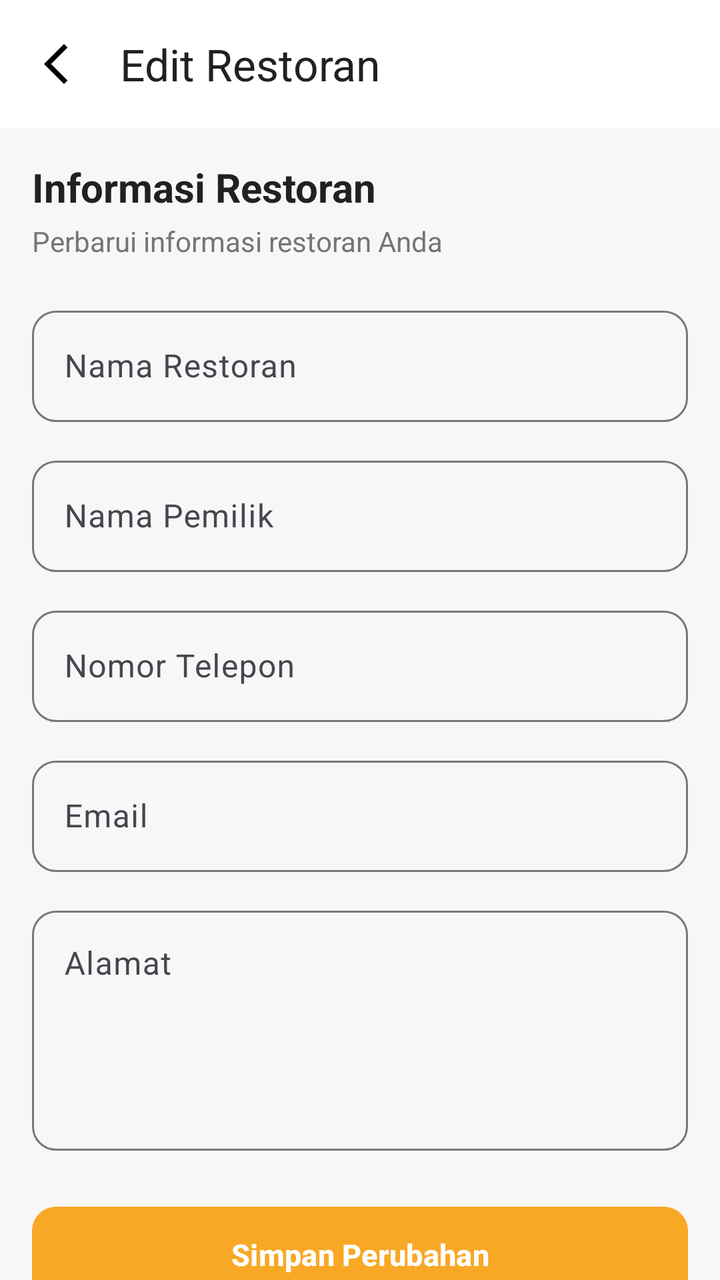
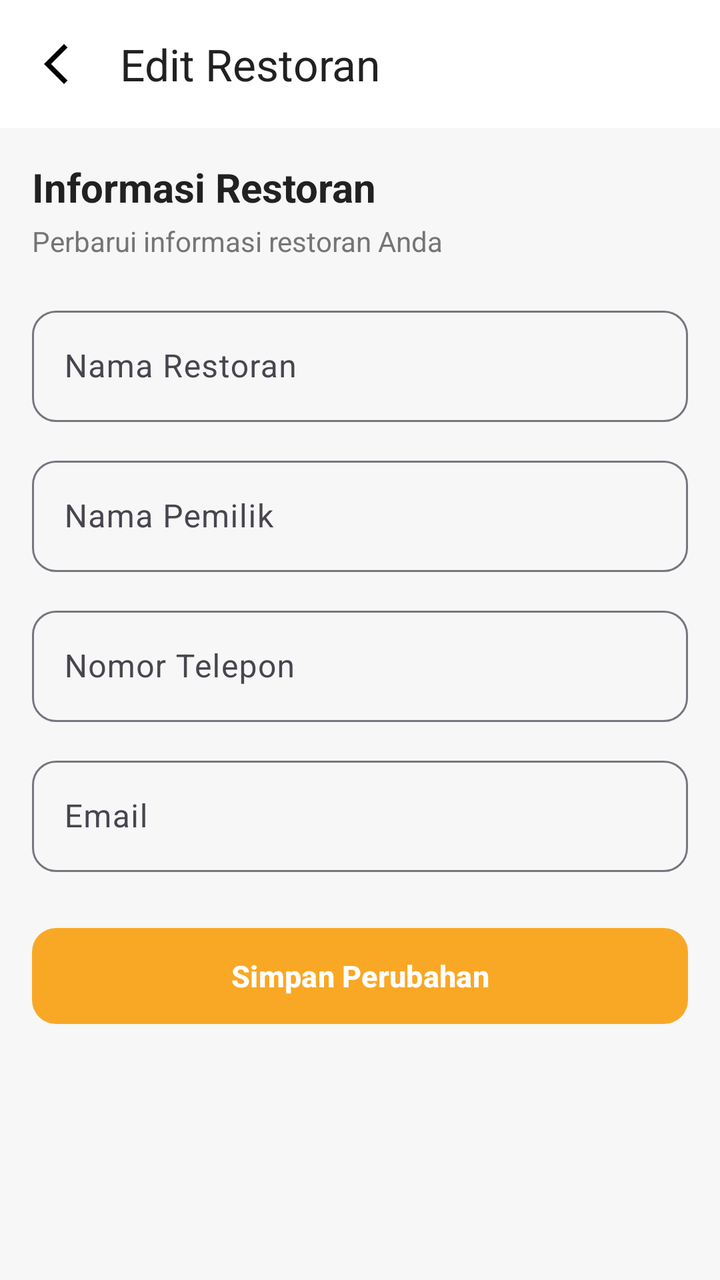

Compare the two renders of this Android layout. The source of the first and the diff that turns it into the second are given below.
<!-- AndroidManifest.xml: application theme Theme.KasirAPP -->
<!-- res/layout/activity_edit_restaurant.xml -->
<?xml version="1.0" encoding="utf-8"?>
<androidx.constraintlayout.widget.ConstraintLayout
    xmlns:android="http://schemas.android.com/apk/res/android"
    xmlns:app="http://schemas.android.com/apk/res-auto"
    android:layout_width="match_parent"
    android:layout_height="match_parent"
    android:background="#F7F7F7">

    <com.google.android.material.appbar.MaterialToolbar
        android:id="@+id/toolbar"
        android:layout_width="0dp"
        android:layout_height="?attr/actionBarSize"
        android:background="@android:color/white"
        android:elevation="2dp"
        app:title="Edit Restoran"
        app:titleTextColor="#212121"
        app:navigationIcon="@drawable/ic_arrow_back"
        app:layout_constraintTop_toTopOf="parent"
        app:layout_constraintStart_toStartOf="parent"
        app:layout_constraintEnd_toEndOf="parent" />


    <androidx.core.widget.NestedScrollView
        android:layout_width="0dp"
        android:layout_height="0dp"
        android:fillViewport="true"
        app:layout_constraintTop_toBottomOf="@id/toolbar"
        app:layout_constraintBottom_toBottomOf="parent"
        app:layout_constraintStart_toStartOf="parent"
        app:layout_constraintEnd_toEndOf="parent">

        <LinearLayout
            android:layout_width="match_parent"
            android:layout_height="wrap_content"
            android:orientation="vertical"
            android:padding="16dp">


            

            <TextView
                android:layout_width="wrap_content"
                android:layout_height="wrap_content"
                android:text="Informasi Restoran"
                android:textColor="#212121"
                android:textSize="20sp"
                android:textStyle="bold" />

            <TextView
                android:layout_width="wrap_content"
                android:layout_height="wrap_content"
                android:layout_marginTop="4dp"
                android:layout_marginBottom="20dp"
                android:text="Perbarui informasi restoran Anda"
                android:textColor="#757575"
                android:textSize="14sp" />


            

            <com.google.android.material.textfield.TextInputLayout
                android:layout_width="match_parent"
                android:layout_height="wrap_content"
                android:hint="Nama Restoran"
                app:boxBackgroundMode="outline"
                app:boxCornerRadiusTopStart="12dp"
                app:boxCornerRadiusTopEnd="12dp"
                app:boxCornerRadiusBottomStart="12dp"
                app:boxCornerRadiusBottomEnd="12dp">

                <com.google.android.material.textfield.TextInputEditText
                    android:id="@+id/edtNamaRestoran"
                    android:layout_width="match_parent"
                    android:layout_height="wrap_content"
                    android:inputType="textCapWords"
                    android:maxLines="1" />

            </com.google.android.material.textfield.TextInputLayout>


            

            <com.google.android.material.textfield.TextInputLayout
                android:layout_width="match_parent"
                android:layout_height="wrap_content"
                android:layout_marginTop="14dp"
                android:hint="Nama Pemilik"
                app:boxBackgroundMode="outline"
                app:boxCornerRadiusTopStart="12dp"
                app:boxCornerRadiusTopEnd="12dp"
                app:boxCornerRadiusBottomStart="12dp"
                app:boxCornerRadiusBottomEnd="12dp">

                <com.google.android.material.textfield.TextInputEditText
                    android:id="@+id/edtPemilik"
                    android:layout_width="match_parent"
                    android:layout_height="wrap_content"
                    android:inputType="textCapWords"
                    android:maxLines="1" />

            </com.google.android.material.textfield.TextInputLayout>


            

            <com.google.android.material.textfield.TextInputLayout
                android:layout_width="match_parent"
                android:layout_height="wrap_content"
                android:layout_marginTop="14dp"
                android:hint="Nomor Telepon"
                app:boxBackgroundMode="outline"
                app:boxCornerRadiusTopStart="12dp"
                app:boxCornerRadiusTopEnd="12dp"
                app:boxCornerRadiusBottomStart="12dp"
                app:boxCornerRadiusBottomEnd="12dp">

                <com.google.android.material.textfield.TextInputEditText
                    android:id="@+id/edtTelepon"
                    android:layout_width="match_parent"
                    android:layout_height="wrap_content"
                    android:inputType="phone"
                    android:maxLines="1" />

            </com.google.android.material.textfield.TextInputLayout>


            

            <com.google.android.material.textfield.TextInputLayout
                android:layout_width="match_parent"
                android:layout_height="wrap_content"
                android:layout_marginTop="14dp"
                android:hint="Email"
                app:boxBackgroundMode="outline"
                app:boxCornerRadiusTopStart="12dp"
                app:boxCornerRadiusTopEnd="12dp"
                app:boxCornerRadiusBottomStart="12dp"
                app:boxCornerRadiusBottomEnd="12dp">

                <com.google.android.material.textfield.TextInputEditText
                    android:id="@+id/edtEmail"
                    android:layout_width="match_parent"
                    android:layout_height="wrap_content"
                    android:inputType="textEmailAddress"
                    android:maxLines="1" />

            </com.google.android.material.textfield.TextInputLayout>


            

            <com.google.android.material.textfield.TextInputLayout
                android:layout_width="match_parent"
                android:layout_height="wrap_content"
                android:layout_marginTop="14dp"
                android:hint="Alamat"
                app:boxBackgroundMode="outline"
                app:boxCornerRadiusTopStart="12dp"
                app:boxCornerRadiusTopEnd="12dp"
                app:boxCornerRadiusBottomStart="12dp"
                app:boxCornerRadiusBottomEnd="12dp">

                <com.google.android.material.textfield.TextInputEditText
                    android:id="@+id/edtAlamat"
                    android:layout_width="match_parent"
                    android:layout_height="120dp"
                    android:gravity="top"
                    android:inputType="textCapSentences|textMultiLine" />

            </com.google.android.material.textfield.TextInputLayout>


            

            <com.google.android.material.button.MaterialButton
                android:id="@+id/btnSimpan"
                android:layout_width="match_parent"
                android:layout_height="56dp"
                android:layout_marginTop="24dp"
                android:layout_marginBottom="24dp"
                android:text="Simpan Perubahan"
                android:textSize="15sp"
                android:textStyle="bold"
                app:backgroundTint="#F9A825"
                app:cornerRadius="12dp" />

        </LinearLayout>

    </androidx.core.widget.NestedScrollView>

</androidx.constraintlayout.widget.ConstraintLayout>
<!-- resources referenced by this layout -->
<resources>
  <!-- drawable ic_arrow_back (drawable) -->
  <vector xmlns:android="http://schemas.android.com/apk/res/android" android:autoMirrored="true" android:height="24dp" android:tint="#000000" android:viewportHeight="960" android:viewportWidth="960" android:width="24dp">
        
      <path android:fillColor="@android:color/white" android:pathData="M640,880L240,480L640,80L711,151L382,480L711,809L640,880Z"/>
      
  </vector>
  <style name="Theme.KasirAPP" parent="Base.Theme.KasirAPP" />
  <style name="Base.Theme.KasirAPP" parent="Theme.Material3.DayNight.NoActionBar">
          
          
      </style>
</resources>

<!-- the commit's change to res/layout/activity_edit_restaurant.xml (unified diff, before → after) -->
@@ -146,30 +146,6 @@
 
             </com.google.android.material.textfield.TextInputLayout>
 
-
-            
-
-            <com.google.android.material.textfield.TextInputLayout
-                android:layout_width="match_parent"
-                android:layout_height="wrap_content"
-                android:layout_marginTop="14dp"
-                android:hint="Alamat"
-                app:boxBackgroundMode="outline"
-                app:boxCornerRadiusTopStart="12dp"
-                app:boxCornerRadiusTopEnd="12dp"
-                app:boxCornerRadiusBottomStart="12dp"
-                app:boxCornerRadiusBottomEnd="12dp">
-
-                <com.google.android.material.textfield.TextInputEditText
-                    android:id="@+id/edtAlamat"
-                    android:layout_width="match_parent"
-                    android:layout_height="120dp"
-                    android:gravity="top"
-                    android:inputType="textCapSentences|textMultiLine" />
-
-            </com.google.android.material.textfield.TextInputLayout>
-
-
             
 
             <com.google.android.material.button.MaterialButton
